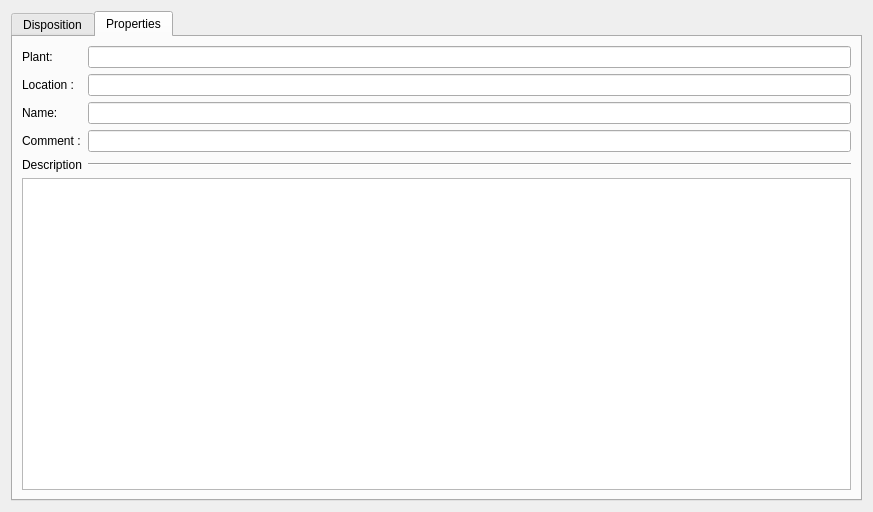
This is sources/TerminalStrip/ui/terminalstripeditor.ui in qelectrotech/qelectrotech-source-mirror as Qt 5 draws it before an edit. The edited form follows.
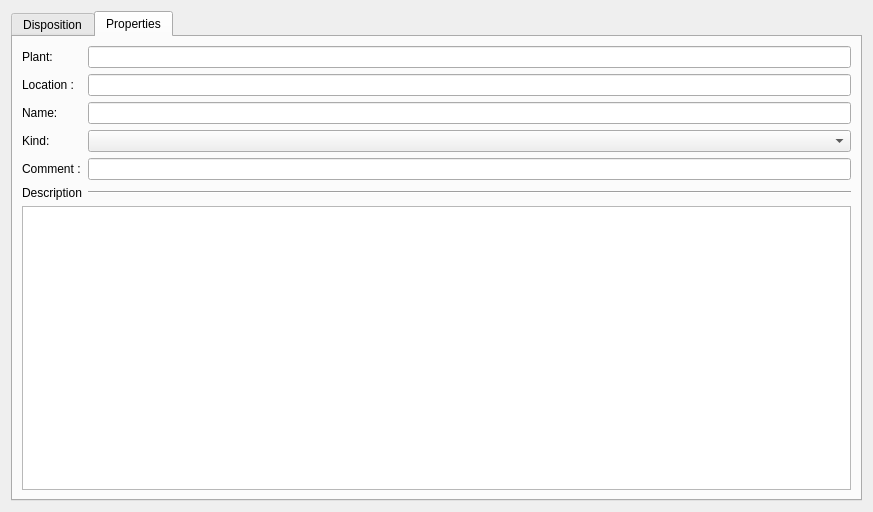
This is the edited form. The open tabs and pages were chosen to show the change. Icons and pictures are not drawn. Custom widgets are drawn as their Qt base class.

Commit message: Add a kind to terminal strips: terminal strip, plug or socket

The edit to the form file:
```diff
--- a/sources/TerminalStrip/ui/terminalstripeditor.ui
+++ b/sources/TerminalStrip/ui/terminalstripeditor.ui
@@ -341,6 +341,16 @@
         </widget>
        </item>
        <item row="3" column="0">
+        <widget class="QLabel" name="m_kind_label">
+         <property name="text">
+          <string>Kind:</string>
+         </property>
+        </widget>
+       </item>
+       <item row="3" column="1">
+        <widget class="QComboBox" name="m_kind_cb"/>
+       </item>
+       <item row="4" column="0">
         <widget class="QLabel" name="label_4">
          <property name="text">
           <string>Comment :</string>
@@ -360,7 +370,7 @@
        <item row="0" column="1">
         <widget class="QLineEdit" name="m_installation_le"/>
        </item>
-       <item row="3" column="1">
+       <item row="4" column="1">
         <widget class="QLineEdit" name="m_comment_le"/>
        </item>
        <item row="1" column="0">
@@ -370,14 +380,14 @@
          </property>
         </widget>
        </item>
-       <item row="4" column="0">
+       <item row="5" column="0">
         <widget class="QLabel" name="label_5">
          <property name="text">
           <string>Description</string>
          </property>
         </widget>
        </item>
-       <item row="4" column="1">
+       <item row="5" column="1">
         <widget class="Line" name="line">
          <property name="orientation">
           <enum>Qt::Horizontal</enum>
@@ -387,7 +397,7 @@
        <item row="2" column="1">
         <widget class="QLineEdit" name="m_name_le"/>
        </item>
-       <item row="5" column="0" colspan="2">
+       <item row="6" column="0" colspan="2">
         <widget class="QPlainTextEdit" name="m_description_te"/>
        </item>
       </layout>
```
The commit also changes 11 other files.
